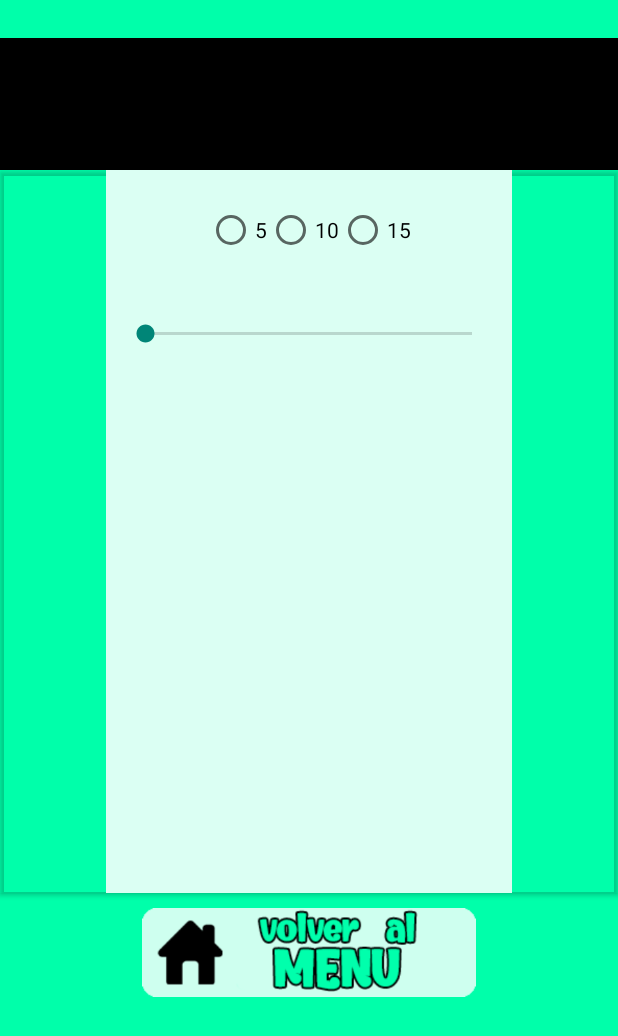
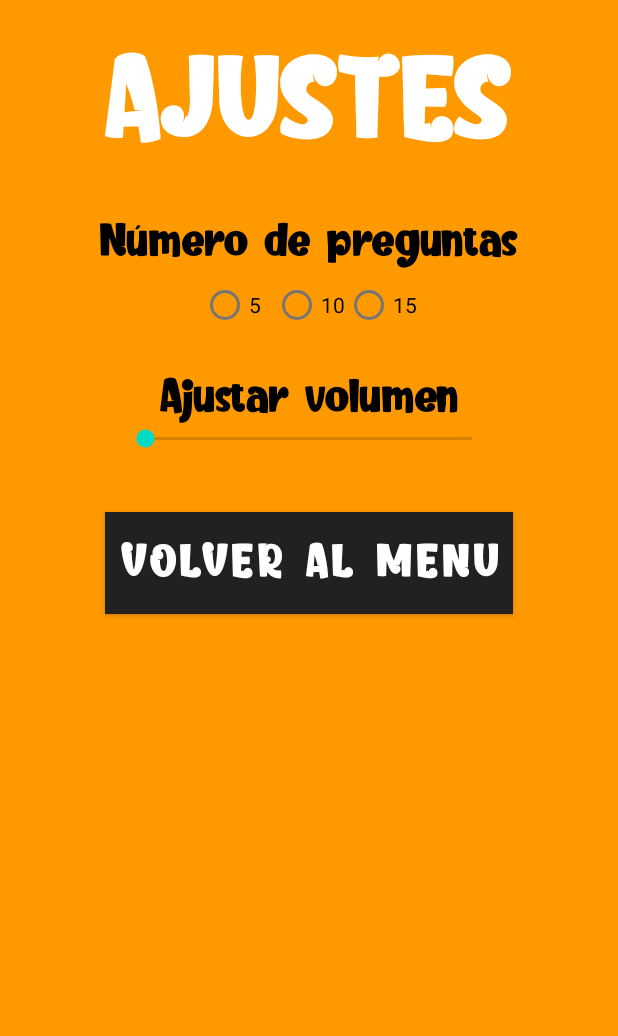
Before and after one commit to aantonb2018/DADM_21-22_parejaA_P1, an Android app: the Ajustes screen opened directly, with no data from a screen before it, on a phone screen of 412 x 824 dp. Shown: the top 1036 px of the screen. Run offline under Robolectric (Android 15) with nearby library versions, the phone set to English and light mode, and no system bars; Roboto replaces fonts that are not available here.

Commit message:
ya no peta

```diff
--- a/app/src/main/java/com/example/dadm_21_22_parejaa_p1_info/Ajustes.java
+++ b/app/src/main/java/com/example/dadm_21_22_parejaa_p1_info/Ajustes.java
@@ -3,15 +3,20 @@ package com.example.dadm_21_22_parejaa_p1_info;
 import androidx.appcompat.app.AppCompatActivity;
 
 import android.content.Context;
+import android.content.Intent;
 import android.media.AudioManager;
 import android.os.Bundle;
+import android.view.View;
 import android.view.WindowManager;
+import android.widget.Button;
 import android.widget.SeekBar;
+import android.widget.Toast;
 
 public class Ajustes extends AppCompatActivity {
 
     SeekBar barra_volumen;
     AudioManager audioManager;
+    Button btn_vol;
 
     @Override
     protected void onCreate(Bundle savedInstanceState) {
@@ -22,10 +27,14 @@ public class Ajustes extends AppCompatActivity {
         getSupportActionBar().hide();
         this.getWindow().setFlags(WindowManager.LayoutParams.FLAG_FULLSCREEN, WindowManager.LayoutParams.FLAG_FULLSCREEN);
 
+        // #####################################################################
+        // BARRA VOLUMEN
+        // #####################################################################
+
         // encontrar el elemento seekBar de la activity y asignar a la variable
         barra_volumen = findViewById(R.id.barraVolumen);
 
-        // asignar al manager el audio del movil
+        // asignar al manager el audio del móvil
         audioManager = (AudioManager) getSystemService(Context.AUDIO_SERVICE);
 
         //obtener máximo volumen
@@ -34,7 +43,7 @@ public class Ajustes extends AppCompatActivity {
         // obtener volumen actual
         int actualVolumen = audioManager.getStreamVolume(AudioManager.STREAM_MUSIC);
 
-        // asignar maximo volumen a la barra de volumen
+        // asignar máximo volumen a la barra de volumen
         barra_volumen.setMax(maxVolumen);
 
         // asignar volumen actual a la barra
@@ -58,5 +67,24 @@ public class Ajustes extends AppCompatActivity {
             }
         });
 
+        // #####################################################################
+        // BOTON VOLVER AL MENU
+        // #####################################################################
+
+        // encontrar botón
+        btn_vol = (Button) findViewById(R.id.btn_volverMenu_resul);
+
+        // definición de evento onClick del botón "volver al menú"
+        btn_vol.setOnClickListener(new View.OnClickListener() {
+            @Override
+            public void onClick(View view) {
+
+                // se pasa a la siguiente actividad
+                Intent empezar = new Intent(Ajustes.this, MenuPrincipal.class);
+
+                //empezar.putExtra("nick", (inputTexto.getText().toString()));
+                startActivity(empezar);
+            }
+        });
     }
 }
--- a/app/src/main/res/layout/activity_ajustes.xml
+++ b/app/src/main/res/layout/activity_ajustes.xml
@@ -1,49 +1,49 @@
 <?xml version="1.0" encoding="utf-8"?>
-<LinearLayout xmlns:android="http://schemas.android.com/apk/res/android"
+<androidx.constraintlayout.widget.ConstraintLayout xmlns:android="http://schemas.android.com/apk/res/android"
     xmlns:app="http://schemas.android.com/apk/res-auto"
     xmlns:tools="http://schemas.android.com/tools"
     android:layout_width="match_parent"
-    android:layout_height="wrap_content"
-    android:background="@drawable/fondo_menu_principal"
+    android:layout_height="match_parent"
+    android:background="@drawable/fondo_ajustes"
     android:orientation="vertical"
     tools:context=".Ajustes">
 
+    <LinearLayout
+        android:layout_width="match_parent"
+        android:layout_height="0dp"
+        android:orientation="vertical"
+        app:layout_constraintBottom_toBottomOf="parent"
+        app:layout_constraintEnd_toEndOf="parent"
+        app:layout_constraintStart_toStartOf="parent"
+        app:layout_constraintTop_toTopOf="parent">
+
         <TextView
-        android:id="@+id/textView"
+            android:id="@+id/txt_ajustes"
             android:layout_width="match_parent"
             android:layout_height="wrap_content"
             android:layout_marginTop="25dp"
-        android:background="#000000"
             android:fontFamily="@font/kerokero"
+            android:text="@string/string_ajustes"
             android:textAlignment="center"
-        android:textColor="@color/purple_200"
+            android:textColor="@color/white"
             android:textSize="75dp"
             tools:text="@string/string_ajustes" />
 
-    <androidx.cardview.widget.CardView
+        <LinearLayout
             android:layout_width="match_parent"
             android:layout_height="wrap_content"
-        app:cardBackgroundColor="#00FFFFFF">
-
-        <ImageView
-            android:id="@+id/imageView"
-            android:layout_width="match_parent"
-            android:layout_height="482dp"
-            app:srcCompat="@drawable/imagen_apoyo_ajustes" />
-
-        <LinearLayout
-            android:layout_width="match_parent"
-            android:layout_height="match_parent"
-            android:orientation="vertical">
+            android:orientation="vertical"
+            android:paddingVertical="30dp">
 
             <TextView
                 android:id="@+id/txt_numPreg"
                 android:layout_width="match_parent"
                 android:layout_height="wrap_content"
                 android:fontFamily="@font/kerokero"
+                android:text="@string/string_numPreg"
                 android:textAlignment="center"
-                android:textColor="@color/purple_200"
-                android:textSize="20dp"
+                android:textColor="@color/black"
+                android:textSize="30dp"
                 tools:text="@string/string_numPreg" />
 
             <RadioGroup
@@ -80,30 +80,36 @@
                 android:layout_width="match_parent"
                 android:layout_height="wrap_content"
                 android:fontFamily="@font/kerokero"
-                android:textSize="20dp"
-                android:textColor="@color/purple_200"
                 android:paddingTop="20dp"
+                android:text="@string/string_Volumen"
                 android:textAlignment="center"
+                android:textColor="@color/black"
+                android:textSize="30dp"
                 tools:text="@string/string_Volumen" />
 
             <SeekBar
                 android:id="@+id/barraVolumen"
                 android:layout_width="250dp"
                 android:layout_height="wrap_content"
-                android:layout_gravity="center_horizontal"
-                />
+                android:layout_gravity="center_horizontal" />
 
         </LinearLayout>
 
-    </androidx.cardview.widget.CardView>
-
-    <ImageButton
-        android:id="@+id/imageButton"
-        android:layout_width="match_parent"
-        android:layout_height="59dp"
+        <Button
+            android:id="@+id/btn_volverMenu_resul"
+            android:layout_width="wrap_content"
+            android:layout_height="wrap_content"
+            android:layout_gravity="center_horizontal"
             android:layout_margin="10dp"
-        android:background="#00FFFFFF"
-        android:scaleType="fitCenter"
-        app:srcCompat="@drawable/boton_volvermenu" />
+            android:background="@color/black"
+            android:fontFamily="@font/kerokero"
+            android:padding="10dp"
+            android:text="@string/string_volverMenu"
+            android:textColor="@color/white"
+            android:textSize="30dp"
+            tools:text="@string/string_volverMenu"
+            android:theme="@style/color_negro"/>
 
     </LinearLayout>
+
+</androidx.constraintlayout.widget.ConstraintLayout>
--- a/app/src/main/res/layout/activity_menu_principal.xml
+++ b/app/src/main/res/layout/activity_menu_principal.xml
@@ -22,7 +22,7 @@
             android:id="@+id/img_titulo"
             android:layout_width="match_parent"
             android:layout_height="wrap_content"
-            android:contentDescription="TODO"
+            android:contentDescription="imagen titulo"
             android:paddingHorizontal="15dp"
             app:srcCompat="@drawable/titulo" />
 
@@ -37,7 +37,7 @@
                 android:layout_width="match_parent"
                 android:layout_height="wrap_content"
                 android:background="#FFFFFF"
-                android:hint="Introduce tu nombre..."
+                android:hint="@string/string_hint"
                 android:padding="10dp"
                 tools:ignore="SpeakableTextPresentCheck,TouchTargetSizeCheck" />
         </com.google.android.material.textfield.TextInputLayout>
@@ -55,9 +55,10 @@
                 android:layout_weight="1"
                 android:background="#FF9800"
                 android:fontFamily="@font/kerokero"
-                android:text="Button"
+                android:text="@string/string_empezar"
                 android:textColor="@color/white"
                 android:textSize="30dp"
+                android:theme="@style/color_naranja"
                 tools:ignore="TextContrastCheck"
                 tools:text="@string/string_empezar" />
 
@@ -67,11 +68,12 @@
                 android:layout_height="wrap_content"
                 android:layout_margin="10dp"
                 android:layout_weight="1"
-                android:background="#FF9800"
+                android:background="@color/naranja"
                 android:fontFamily="@font/kerokero"
-                android:text="Button"
+                android:text="@string/string_ajustes"
                 android:textColor="@color/white"
                 android:textSize="30dp"
+                android:theme="@style/color_naranja"
                 tools:ignore="TextContrastCheck"
                 tools:text="@string/string_ajustes" />
 
@@ -86,7 +88,7 @@
             android:background="#FF9800"
             android:fontFamily="@font/kerokero"
             android:padding="10dp"
-            android:text="Button"
+            android:text="@string/string_clasif"
             android:textColor="@color/white"
             android:textSize="30dp"
             tools:ignore="TextContrastCheck"
--- a/app/src/main/res/values-night/themes.xml
+++ b/app/src/main/res/values-night/themes.xml
@@ -1,6 +1,6 @@
 <resources xmlns:tools="http://schemas.android.com/tools">
     <!-- Base application theme. -->
-    <style name="Theme.DADM_2122_parejaA_P1_info" parent="Theme.AppCompat.DayNight.NoActionBar">
+    <style name="Theme.DADM_2122_parejaA_P1_info" parent="Theme.MaterialComponents.DayNight.NoActionBar">
         <!-- Primary brand color. -->
         <item name="colorPrimary">@color/purple_200</item>
         <item name="colorPrimaryVariant">@color/purple_700</item>
--- a/app/src/main/res/values/colors.xml
+++ b/app/src/main/res/values/colors.xml
@@ -7,4 +7,5 @@
     <color name="teal_700">#FF018786</color>
     <color name="black">#FF000000</color>
     <color name="white">#FFFFFFFF</color>
+    <color name="naranja">#FF9800</color>
 </resources>
--- a/app/src/main/res/values/strings.xml
+++ b/app/src/main/res/values/strings.xml
@@ -18,7 +18,7 @@
     <string name="string_clasif">CLASIFICACIÓN</string>
     <string name="string_restart">RETOMAR TEST</string>
     <string name="string_volverMenu">VOLVER AL MENU</string>
-
+    <string name="string_hint">Introduce tu nombre...</string>
 
 
     <array name="test">
--- /dev/null
+++ b/app/src/main/res/values/styles.xml
@@ -0,0 +1,9 @@
+<?xml version="1.0" encoding="utf-8"?>
+<resources>
+    <style name="color_naranja" parent="Theme.AppCompat">
+        <item name="colorAccent">@color/naranja</item>
+    </style>
+    <style name="color_negro" parent="Theme.AppCompat">
+        <item name="colorAccent">@color/black</item>
+    </style>
+</resources>
--- a/app/src/main/res/values/themes.xml
+++ b/app/src/main/res/values/themes.xml
@@ -1,6 +1,6 @@
 <resources xmlns:tools="http://schemas.android.com/tools">
     <!-- Base application theme. -->
-    <style name="Theme.DADM_2122_parejaA_P1_info" parent="Theme.AppCompat.DayNight.NoActionBar">
+    <style name="Theme.DADM_2122_parejaA_P1_info" parent="Theme.MaterialComponents.DayNight.DarkActionBar">
         <!-- Primary brand color. -->
         <item name="colorPrimary">@color/purple_500</item>
         <item name="colorPrimaryVariant">@color/purple_700</item>
```
Also changed, not shown: app/src/main/AndroidManifest.xml (+9 -6 lines), app/src/main/res/drawable/fondo_ajustes.png (added). Lines whose indentation alone changed are shown as unchanged.
